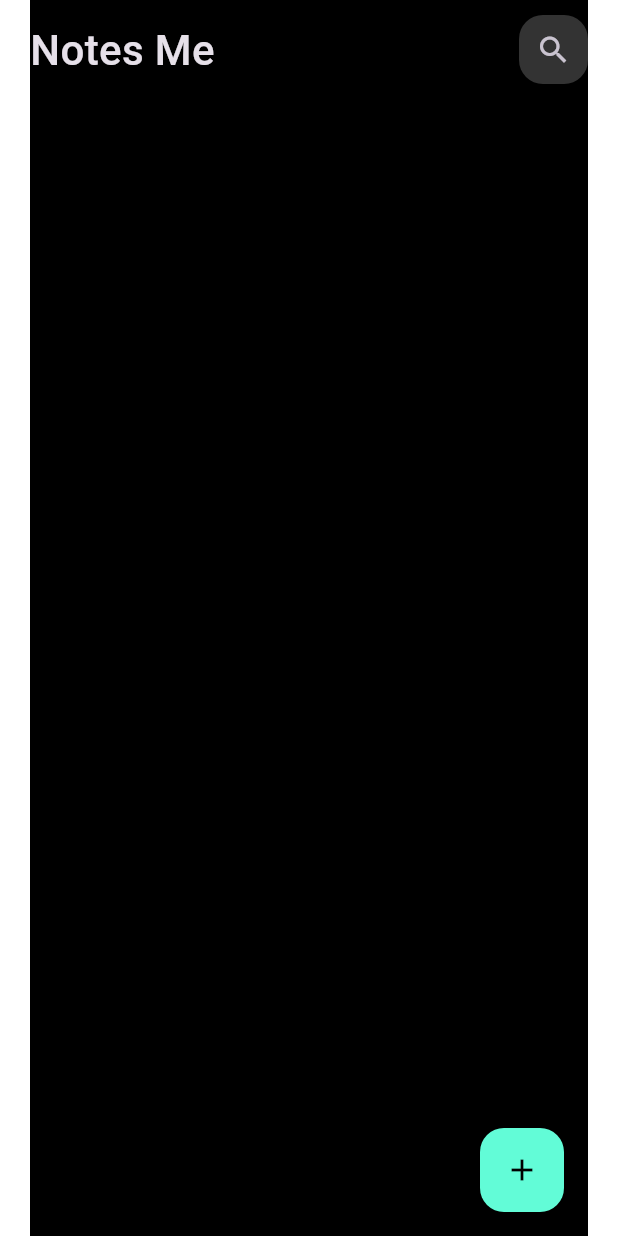
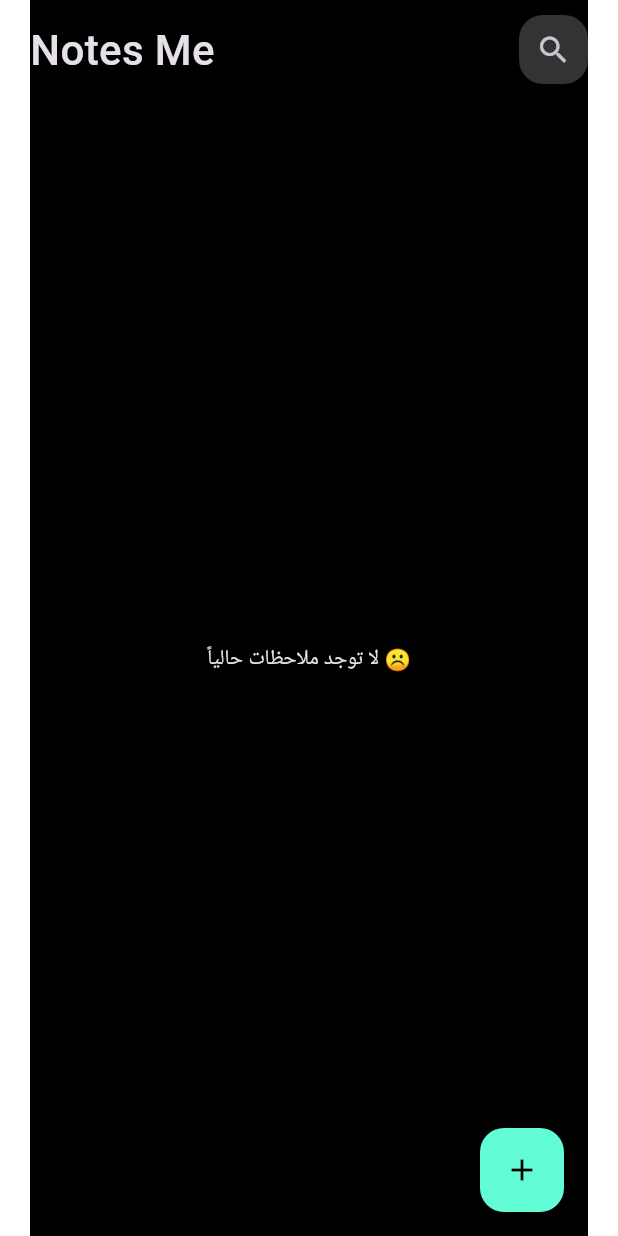
Before and after one commit to Hassanlbrhim/Notes_App, a Flutter app: the NotesAppViews screen opened by its route, on a phone screen of 412 x 824 dp. Run offline on Flutter 3.47's test engine with Material 3 defaults, Android fonts, the phone set to English and light mode, and no system bars; our stand-ins replace bloc, flutter_bloc, font_awesome_flutter, hive, hive_flutter, lottie; accounts and stored records are empty; Roboto replaces fonts that are missing (Poppins).

Commit message:
refres note list

```diff
--- a/notes_app/lib/cubit/note_cubit/note_cubit.dart
+++ b/notes_app/lib/cubit/note_cubit/note_cubit.dart
@@ -11,6 +11,7 @@ class NoteCubit extends Cubit<NoteState> {
   List<NoteModel>? notes;
   fetchAllNotes() {
     var notesBox = Hive.box<NoteModel>(knoteBox);
-    notes = notesBox.values.toList(); //علشان ارجع الداتا
+    notes = notesBox.values.toList();
+    emit(NoteSucess()); //علشان ارجع الداتا
   }
 }
--- a/notes_app/lib/cubit/note_cubit/note_state.dart
+++ b/notes_app/lib/cubit/note_cubit/note_state.dart
@@ -6,3 +6,8 @@ abstract class NoteState {}
 class NoteInitial extends NoteState {}
 
 class NoteLoding extends NoteState {}
+
+class NoteSucess extends NoteState {
+
+
+}
--- a/notes_app/lib/navigation/generatRoutes.dart
+++ b/notes_app/lib/navigation/generatRoutes.dart
@@ -17,7 +17,7 @@ Route generateRoute(settings) {
       return _createRoute(SplashScreen());
     case Approutes.NotesAppViews:
       return _createRoute(
-        BlocProvider(create: (context) => NoteCubit(), child: NotesAppViews()),
+        NotesAppViews(),
       );
     case Approutes.Editnotesviews:
       return _createRoute(Editnotesviews());
--- a/notes_app/lib/views/NotesAppViews.dart
+++ b/notes_app/lib/views/NotesAppViews.dart
@@ -1,5 +1,7 @@
 import 'package:flutter/material.dart';
+import 'package:flutter_bloc/flutter_bloc.dart';
 import 'package:notes_app/constant.dart';
+import 'package:notes_app/cubit/note_cubit/note_cubit.dart';
 import 'package:notes_app/widgets/AddNoteBottomSheet.dart';
 import 'package:notes_app/widgets/notes_views_bodey.dart';
 
@@ -11,6 +13,8 @@ class NotesAppViews extends StatelessWidget {
     return SafeArea(
       child: Padding(
         padding: EdgeInsets.symmetric(horizontal: 20),
+        child: BlocProvider(
+          create: (context) =>NoteCubit(),
           child: Scaffold(
             floatingActionButton: FloatingActionButton(
               backgroundColor: priemeryColor,
@@ -33,6 +37,7 @@ class NotesAppViews extends StatelessWidget {
             body: NotesViewsBodey(),
           ),
         ),
+      ),
     );
   }
 }
--- a/notes_app/lib/widgets/add_form_bottom.dart
+++ b/notes_app/lib/widgets/add_form_bottom.dart
@@ -64,7 +64,9 @@ class _AddNoteFormState extends State<AddNoteForm> {
                     BlocProvider.of<AddNoteCubit>(context).addNot(noteModule);
                   } else {
                     autovalidateMode = AutovalidateMode.always;
-                    setState(() {});
+                    setState(() {
+
+                    });
                   }
                 },
                 text: "Add",
--- a/notes_app/lib/widgets/custom_Note_ListViwes.dart
+++ b/notes_app/lib/widgets/custom_Note_ListViwes.dart
@@ -1,7 +1,39 @@
+// import 'package:flutter/material.dart';
+// import 'package:flutter_bloc/flutter_bloc.dart';
+// import 'package:notes_app/cubit/note_cubit/note_cubit.dart';
+// import 'package:notes_app/model/note_model.dart';
+// import 'package:notes_app/widgets/custom_note_items.dart';
+
+// class CustomNoteListViews extends StatelessWidget {
+//   const CustomNoteListViews({super.key});
+
+//   @override
+//   Widget build(BuildContext context) {
+//     return BlocBuilder<NoteCubit, NoteState>(
+//       builder: (context, state) {
+//         List<NoteModel> notes = BlocProvider.of<NoteCubit>(context).notes!;
+//         return Padding(
+//           padding: const EdgeInsets.symmetric(vertical: 16),
+//           child: ListView.builder(
+//             itemCount: notes.length,
+//             padding: EdgeInsets.zero,
+//             itemBuilder: (context, index) {
+//               return Padding(
+//                 padding: const EdgeInsets.symmetric(vertical: 8),
+//                 child: CustomItem(
+//                   note: notes[index],
+//                 ),
+//               );
+//             },
+//           ),
+//         );
+//       },
+//     );
+//   }
+// }
 import 'package:flutter/material.dart';
 import 'package:flutter_bloc/flutter_bloc.dart';
 import 'package:notes_app/cubit/note_cubit/note_cubit.dart';
-import 'package:notes_app/model/note_model.dart';
 import 'package:notes_app/widgets/custom_note_items.dart';
 
 class CustomNoteListViews extends StatelessWidget {
@@ -11,7 +43,13 @@ class CustomNoteListViews extends StatelessWidget {
   Widget build(BuildContext context) {
     return BlocBuilder<NoteCubit, NoteState>(
       builder: (context, state) {
-        List<NoteModel> notes = BlocProvider.of<NoteCubit>(context).notes!;
+        var notes = BlocProvider.of<NoteCubit>(context).notes;
+
+        if (notes == null) {
+          return const Center(child: CircularProgressIndicator());
+        } else if (notes.isEmpty) {
+          return const Center(child: Text('لا توجد ملاحظات حالياً ☹️'));
+        } else {
           return Padding(
             padding: const EdgeInsets.symmetric(vertical: 16),
             child: ListView.builder(
@@ -27,6 +65,7 @@ class CustomNoteListViews extends StatelessWidget {
               },
             ),
           );
+        }
       },
     );
   }
--- a/notes_app/lib/widgets/custom_note_items.dart
+++ b/notes_app/lib/widgets/custom_note_items.dart
@@ -1,6 +1,8 @@
 // ignore_for_file: public_member_api_docs, sort_constructors_first
 import 'package:flutter/material.dart';
+import 'package:flutter_bloc/flutter_bloc.dart';
 import 'package:font_awesome_flutter/font_awesome_flutter.dart';
+import 'package:notes_app/cubit/note_cubit/note_cubit.dart';
 
 import 'package:notes_app/model/note_model.dart';
 import 'package:notes_app/navigation/appRoutes.dart';
@@ -53,6 +55,7 @@ class CustomItem extends StatelessWidget {
                 trailing: IconButton(
                   onPressed: () {
                     note.delete();
+                    BlocProvider.of<NoteCubit>(context).fetchAllNotes();
                   },
                   icon: Icon(
                     FontAwesomeIcons.trash,
```
Also changed, not shown: notes_app/lib/main.dart (+9 -3 lines), notes_app/lib/widgets/AddNoteBottomSheet.dart (+5 -4 lines). Lines whose indentation alone changed are shown as unchanged.
